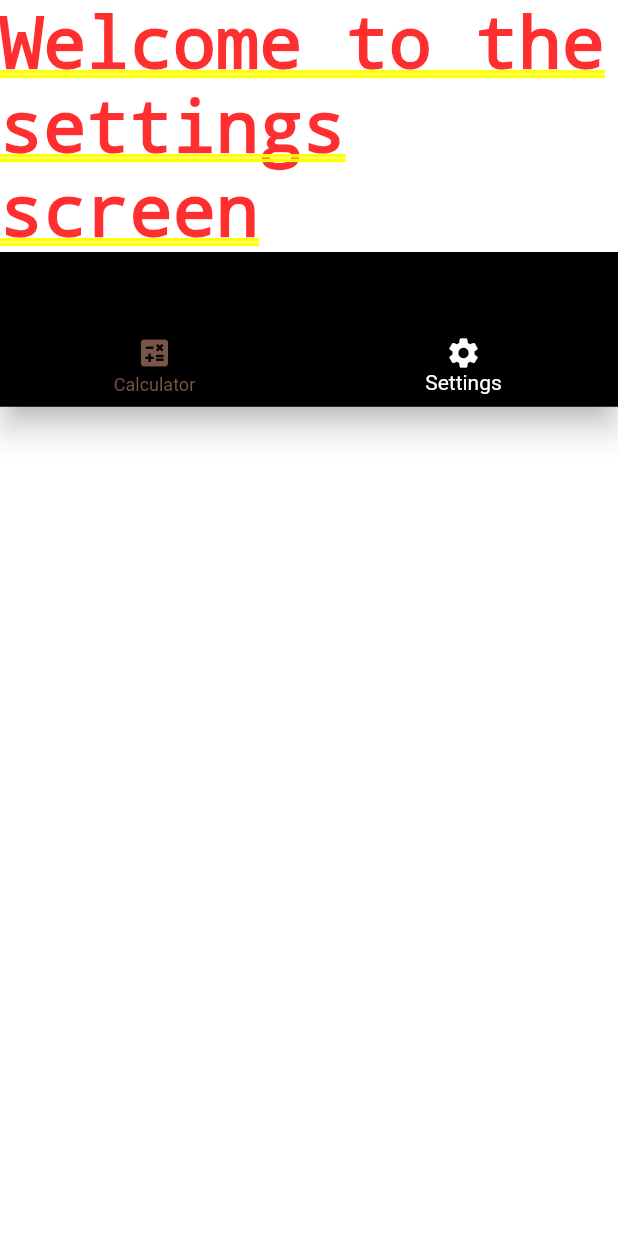
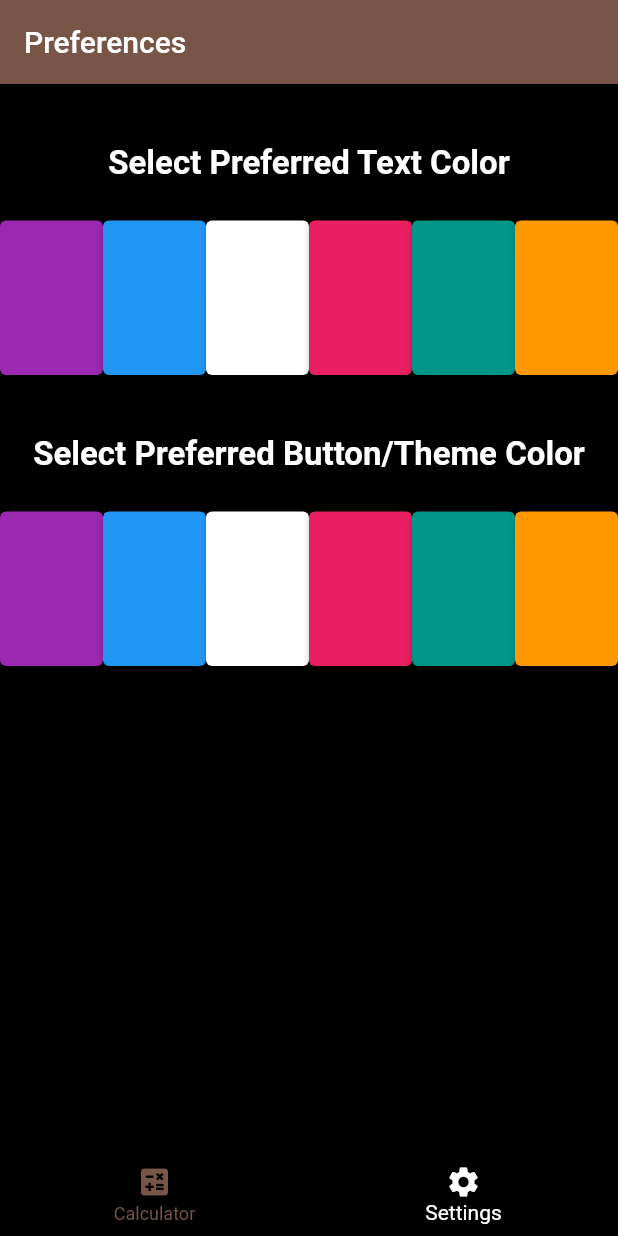
Before and after one commit to Kara-Zor-El/Flutter-Learning, a Flutter app: the screen it shows after launch, item 2 of the bottom bar chosen, on a phone screen of 412 x 824 dp. Run offline on Flutter 3.47's test engine with Material 2 defaults, Android fonts, the phone set to English and light mode, and no system bars.

Commit message:
Added preferences buttons

```diff
--- a/calculator_app/lib/main.dart
+++ b/calculator_app/lib/main.dart
@@ -1,6 +1,7 @@
 import 'package:flutter/material.dart';
 import './calculator.dart';
 import './navbar.dart';
+import './settings.dart';
 
 void main() {
   runApp(const MyApp());
@@ -35,20 +36,15 @@ class _MyCalculatorAppState extends State<MyCalculatorApp> {
       return Column(
         children: [
           const Calculator(),
-          MyNavbar(
-            onClick: changeSceneIndex,
-            curIndex: index,
-          ),
+          MyNavbar(onClick: changeSceneIndex, curIndex: index),
         ],
       );
     } else if (index == 1) {
-      return Column(
+      return Stack(
+        alignment: Alignment.bottomCenter,
         children: [
-          const Text("Welcome to the settings screen"),
-          MyNavbar(
-            onClick: changeSceneIndex,
-            curIndex: index,
-          ),
+          Settings(),
+          MyNavbar(onClick: changeSceneIndex, curIndex: index),
         ],
       );
     }
--- a/calculator_app/lib/navbar.dart
+++ b/calculator_app/lib/navbar.dart
@@ -1,5 +1,4 @@
 import 'package:flutter/material.dart';
-import './main.dart';
 
 class MyNavbar extends StatelessWidget {
   final int curIndex;
--- a/calculator_app/lib/settings.dart
+++ b/calculator_app/lib/settings.dart
@@ -0,0 +1,101 @@
+import 'package:flutter/material.dart';
+
+class Settings extends StatefulWidget {
+  const Settings({super.key});
+
+  @override
+  State<Settings> createState() => _SettingsState();
+}
+
+class _SettingsState extends State<Settings> {
+  final Map<String, Color> colors = {
+    'purple': Colors.purple,
+    'blue': Colors.blue,
+    'yellow': Colors.white,
+    'pink': Colors.pink,
+    'teal': Colors.teal,
+    'orange': Colors.orange,
+  };
+
+  void _setColor(String colorName, Color color) {}
+
+  @override
+  Widget build(BuildContext context) {
+    return Scaffold(
+      appBar: AppBar(
+        title: Text("Preferences"),
+      ),
+      body: Column(
+        children: [
+          Row(
+            mainAxisAlignment: MainAxisAlignment.center,
+            children: const [
+              Padding(
+                padding: EdgeInsets.only(top: 40, bottom: 25),
+                child: Text(
+                  "Select Preferred Text Color",
+                  style: TextStyle(
+                    fontWeight: FontWeight.bold,
+                    color: Colors.white,
+                    fontSize: 22,
+                  ),
+                ),
+              )
+            ],
+          ),
+          Row(
+            children: [
+              for (var element in colors.entries)
+                Expanded(
+                  child: ElevatedButton(
+                    style: ElevatedButton.styleFrom(
+                      backgroundColor: element.value,
+                      minimumSize:
+                          Size(50, (MediaQuery.of(context).size.height / 8)),
+                    ),
+                    child: Text(''),
+                    onPressed: () => _setColor(element.key, element.value),
+                  ),
+                )
+            ],
+          ),
+          Row(
+            mainAxisAlignment: MainAxisAlignment.center,
+            children: const [
+              Padding(
+                padding: EdgeInsets.only(top: 40, bottom: 25),
+                child: Text(
+                  "Select Preferred Button/Theme Color",
+                  style: TextStyle(
+                    fontWeight: FontWeight.bold,
+                    color: Colors.white,
+                    fontSize: 22,
+                  ),
+                ),
+              )
+            ],
+          ),
+          Row(
+            children: [
+              for (var element in colors.entries)
+                Expanded(
+                  child: ElevatedButton(
+                    style: ElevatedButton.styleFrom(
+                      backgroundColor: element.value,
+                      minimumSize:
+                          Size(50, (MediaQuery.of(context).size.height / 8)),
+                    ),
+                    child: Text(''),
+                    onPressed: () => _setColor(element.key, element.value),
+                  ),
+                )
+            ],
+          ),
+        ],
+      ),
+    );
+  }
+}
+
+Color? textColor;
+Color? buttonColor;
```
